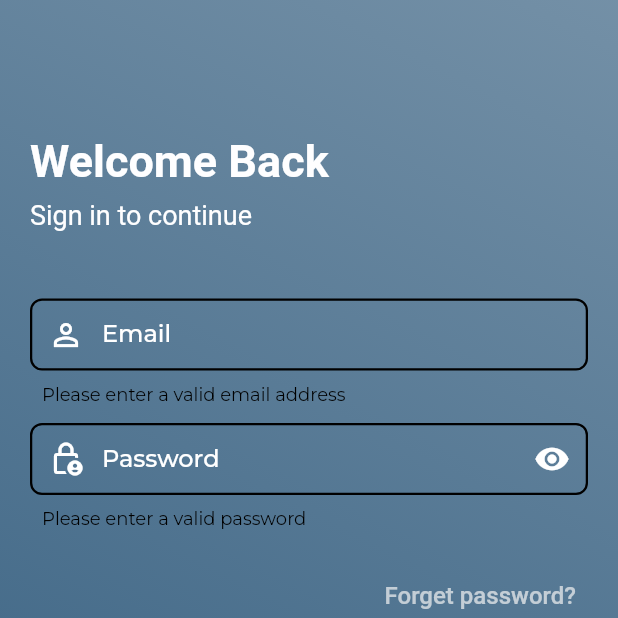
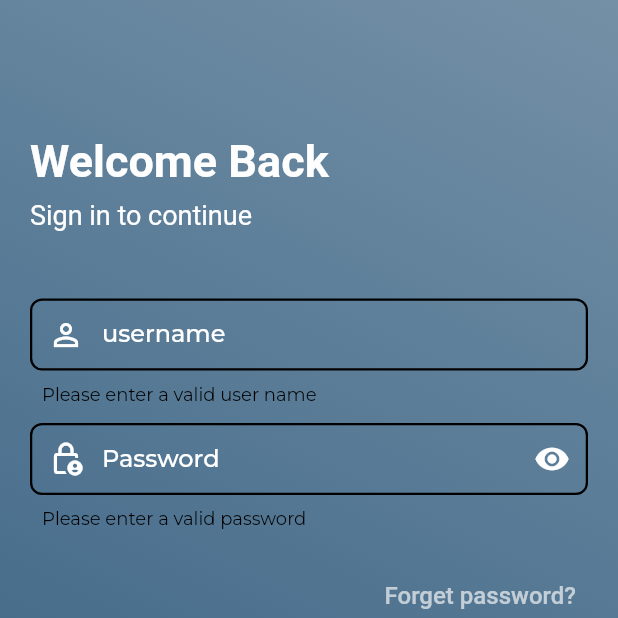
Before and after one commit to abdalghanisabbagh/prostep, a Flutter app: the screen it shows after launch, after a tap on "Skip", after a tap on "Login", on a phone screen of 412 x 824 dp, the top half of it. Run offline on Flutter 3.47's test engine with Material 2 defaults, Android fonts, the phone set to English and light mode, and no system bars; our stand-ins replace chewie, flutter_rating_bar, flutter_svg, get, iconly, shared_preferences and 1 more; missing offline and left inert: drop_down_list, shrink_sidemenu; network calls fail.

Commit message:
code improvements 2

```diff
--- a/lib/app/app.dart
+++ b/lib/app/app.dart
@@ -16,6 +16,7 @@ class MyApp extends StatefulWidget {
 }
 
 class _MyAppState extends State<MyApp> {
+
   @override
   Widget build(BuildContext context) {
     return GetMaterialApp(
--- a/lib/presentation/login/login_view.dart
+++ b/lib/presentation/login/login_view.dart
@@ -1,6 +1,7 @@
 import 'package:flutter/gestures.dart';
 import 'package:flutter/material.dart';
 import 'package:get/get.dart';
+import 'package:prostep1/controllers/login_controller.dart';
 import '../../auth_button.dart';
 import '../../google_button.dart';
 import '../../text_widget.dart';
@@ -14,6 +15,7 @@ class LoginScreen extends StatefulWidget {
 }
 
 class _LoginScreenState extends State<LoginScreen> {
+  LoginController loginController = Get.put(LoginController());
   final _emailTextController = TextEditingController();
   final _passTextController = TextEditingController();
   final _passFocusNode = FocusNode();
@@ -30,7 +32,9 @@ class _LoginScreenState extends State<LoginScreen> {
   void _submitFormOnLogin() {
     final isValid = _formKey.currentState!.validate();
     FocusScope.of(context).unfocus();
-    if (isValid) {}
+    if (isValid) {
+      loginController.login();
+    }
   }
 
   @override
@@ -86,11 +90,11 @@ class _LoginScreenState extends State<LoginScreen> {
                           textInputAction: TextInputAction.next,
                           onEditingComplete: () => FocusScope.of(context)
                               .requestFocus(_passFocusNode),
-                          controller: _emailTextController,
+                          controller: loginController.userController,
                           keyboardType: TextInputType.emailAddress,
                           validator: (value) {
-                            if (value!.isEmpty || !value.contains('@')) {
-                              return 'Please enter a valid email address';
+                            if (value!.isEmpty ) {
+                              return 'Please enter a valid user name';
                             } else {
                               return null;
                             }
@@ -101,7 +105,7 @@ class _LoginScreenState extends State<LoginScreen> {
                               Icons.person_outline_outlined,
                               color: Colors.white,
                             ),
-                            hintText: 'Email',
+                            hintText: 'username',
                             hintStyle: TextStyle(color: Colors.white),
                             enabledBorder: OutlineInputBorder(
                               borderSide: BorderSide(
@@ -123,7 +127,7 @@ class _LoginScreenState extends State<LoginScreen> {
                           onEditingComplete: () {
                             _submitFormOnLogin();
                           },
-                          controller: _passTextController,
+                          controller: loginController.passwordController,
                           focusNode: _passFocusNode,
                           obscureText: _obscureText,
                           keyboardType: TextInputType.visiblePassword,
@@ -191,7 +195,9 @@ class _LoginScreenState extends State<LoginScreen> {
                   height: 10,
                 ),
                 AuthButton(
-                  fct: _submitFormOnLogin,
+                  fct: () {
+                    _submitFormOnLogin();
+                  },
                   buttonText: 'Login',
                 ),
                 const SizedBox(
--- /dev/null
+++ b/lib/utils/api_endpoints.dart
@@ -0,0 +1,9 @@
+class ApiEndPoints {
+  static const String baseUrl = 'http://testprostep0-001-site1.etempurl.com';
+  static _AuthEndPoints authEndpoints = _AuthEndPoints();
+}
+
+class _AuthEndPoints {
+  final String registerEmail = '/api/Account/Create';
+  final String loginEmail = '/api/Account/LogIn';
+}
--- a/pubspec.yaml
+++ b/pubspec.yaml
@@ -43,6 +43,9 @@ dependencies:
   shrink_sidemenu: ^2.0.0+2-null-safety
   video_player: ^2.4.10
   chewie: ^1.3.6
+  shared_preferences: ^2.0.17
+  http: ^0.13.5
+  firebase_messaging: ^14.2.1
 
 
 dev_dependencies:
```
Also changed, not shown: lib/controllers/login_controller.dart (added, +55 -0 lines), lib/controllers/registeration_controller.dart (added, +57 -0 lines), lib/presentation/registere/register_view.dart (+9 -61 lines), lib/presentation/resources/color_manger.dart (+2 -8 lines), lib/controllers/logout_controller.dart (added), pubspec.lock, 2 other files.
